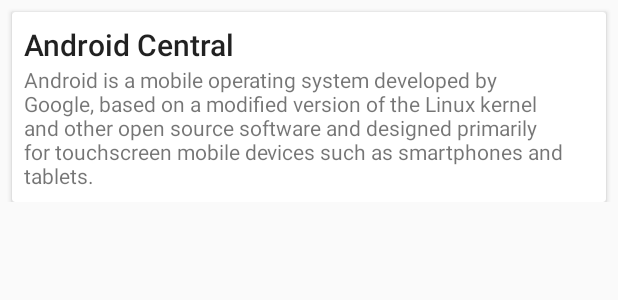
After one commit to Oscarbk/Android-News, an Android app: the layout article_source.xml on its own in the app's theme, with its tools: preview values and no code run, on a phone screen of 412 x 824 dp. The commit adds this screen. Shown: the top 300 px of the screen. Run offline under Robolectric (Android 15) with nearby library versions, the phone set to English and light mode, and no system bars.

```diff
--- /dev/null
+++ b/Project1/app/src/debug/res/values/news_api.xml
@@ -0,0 +1,6 @@
+<?xml version="1.0" encoding="utf-8"?>
+<resources>
+    <!--Made two api keys since I maxed out on one account-->
+    <!--<string name="api_key">apiKey=bdc116a1bab1437fbd328fe64fe80558</string>-->
+    <string name="api_key">d3387c95f61240d4a720b19f0623fbfc</string>
+</resources>
--- /dev/null
+++ b/Project1/app/src/main/res/layout/article_source.xml
@@ -0,0 +1,49 @@
+<?xml version="1.0" encoding="utf-8"?>
+<androidx.constraintlayout.widget.ConstraintLayout xmlns:android="http://schemas.android.com/apk/res/android"
+    xmlns:app="http://schemas.android.com/apk/res-auto"
+    xmlns:tools="http://schemas.android.com/tools"
+    android:layout_width="match_parent"
+    android:layout_height="wrap_content">
+
+    <androidx.cardview.widget.CardView
+        android:id="@+id/cardView"
+        android:layout_width="match_parent"
+        android:layout_height="wrap_content"
+        android:layout_margin="8dp"
+        android:layout_marginTop="4dp"
+        app:layout_constraintEnd_toEndOf="parent"
+        app:layout_constraintStart_toStartOf="parent"
+        app:layout_constraintTop_toTopOf="parent">
+
+        <androidx.constraintlayout.widget.ConstraintLayout
+            android:id="@+id/card_view_layout"
+            android:layout_width="match_parent"
+            android:layout_height="match_parent"
+            android:layout_margin="8dp">
+
+            <TextView
+                android:id="@+id/username"
+                android:layout_width="wrap_content"
+                android:layout_height="wrap_content"
+                android:textAppearance="@style/Base.TextAppearance.AppCompat.Title"
+                app:layout_constraintStart_toStartOf="parent"
+                app:layout_constraintTop_toTopOf="parent"
+                tools:text="Android Central" />
+
+            <TextView
+                android:id="@+id/tweet_content"
+                android:layout_width="0dp"
+                android:layout_height="wrap_content"
+                app:layout_constraintBottom_toBottomOf="parent"
+                app:layout_constraintEnd_toEndOf="parent"
+                app:layout_constraintHorizontal_bias="0.0"
+                app:layout_constraintStart_toStartOf="@id/username"
+                app:layout_constraintTop_toBottomOf="@+id/username"
+                tools:text="Android is a mobile operating system developed by Google, based on a modified version of the Linux kernel and other open source software and designed primarily for touchscreen mobile devices such as smartphones and tablets." />
+
+
+        </androidx.constraintlayout.widget.ConstraintLayout>
+
+    </androidx.cardview.widget.CardView>
+
+</androidx.constraintlayout.widget.ConstraintLayout>
```
Also changed, not shown: Project1/app/src/debug/res/values/google_maps_api.xml (added, +24 -0 lines), Project1/app/src/main/res/layout/activity_main.xml (+0 -12 lines), 1 other file.
